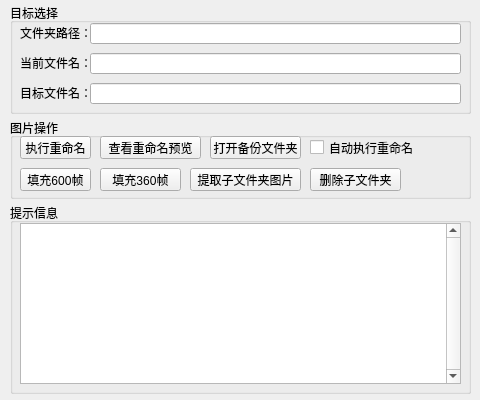
The window that FrameRenamer.ui (Junt62/FrameRenamer) describes before a commit, drawn with Qt 5.
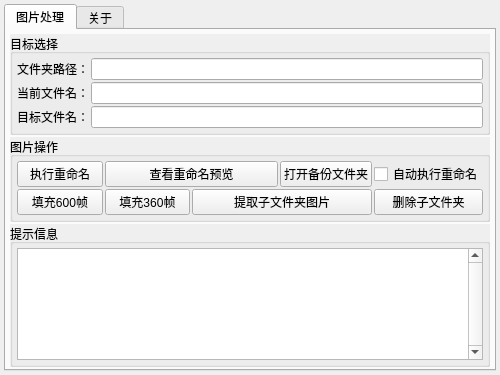
The same window after the commit. Icons and pictures are not drawn.

Commit message: Updated user interface.

What changed in the file:
```diff
--- a/FrameRenamer.ui
+++ b/FrameRenamer.ui
@@ -9,8 +9,8 @@
    <rect>
     <x>0</x>
     <y>0</y>
-    <width>480</width>
-    <height>400</height>
+    <width>500</width>
+    <height>375</height>
    </rect>
   </property>
   <property name="sizePolicy">
@@ -21,14 +21,14 @@
   </property>
   <property name="minimumSize">
    <size>
-    <width>480</width>
-    <height>400</height>
+    <width>500</width>
+    <height>375</height>
    </size>
   </property>
   <property name="maximumSize">
    <size>
-    <width>480</width>
-    <height>400</height>
+    <width>500</width>
+    <height>375</height>
    </size>
   </property>
   <property name="acceptDrops">
@@ -41,248 +41,225 @@
    <iconset resource="FrameRenamer.qrc">
     <normaloff>:/icon/icon.ico</normaloff>:/icon/icon.ico</iconset>
   </property>
+  <layout class="QGridLayout" name="gridLayout_2">
+   <property name="leftMargin">
+    <number>4</number>
+   </property>
+   <property name="topMargin">
+    <number>4</number>
+   </property>
+   <property name="rightMargin">
+    <number>4</number>
+   </property>
+   <property name="bottomMargin">
+    <number>4</number>
+   </property>
+   <property name="spacing">
+    <number>0</number>
+   </property>
+   <item row="0" column="0">
+    <widget class="QTabWidget" name="tabWidget">
+     <property name="currentIndex">
+      <number>0</number>
+     </property>
+     <widget class="QWidget" name="tab">
+      <attribute name="title">
+       <string>图片处理</string>
+      </attribute>
+      <layout class="QGridLayout" name="gridLayout_3">
+       <property name="leftMargin">
+        <number>4</number>
+       </property>
+       <property name="topMargin">
+        <number>4</number>
+       </property>
+       <property name="rightMargin">
+        <number>4</number>
+       </property>
+       <property name="bottomMargin">
+        <number>2</number>
+       </property>
+       <property name="spacing">
+        <number>2</number>
+       </property>
+       <item row="0" column="0">
   <widget class="QGroupBox" name="groupBox">
-   <property name="geometry">
-    <rect>
-     <x>10</x>
-     <y>3</y>
-     <width>461</width>
-     <height>111</height>
-    </rect>
+         <property name="autoFillBackground">
+          <bool>true</bool>
    </property>
    <property name="title">
     <string>目标选择</string>
    </property>
-   <widget class="QLineEdit" name="lineEdit_3">
-    <property name="geometry">
-     <rect>
-      <x>80</x>
-      <y>80</y>
-      <width>371</width>
-      <height>21</height>
-     </rect>
-    </property>
-    <property name="readOnly">
-     <bool>true</bool>
-    </property>
-   </widget>
-   <widget class="QLabel" name="label_3">
-    <property name="geometry">
-     <rect>
-      <x>10</x>
-      <y>82</y>
-      <width>71</width>
-      <height>16</height>
-     </rect>
-    </property>
-    <property name="text">
-     <string>目标文件名：</string>
-    </property>
-   </widget>
+         <layout class="QGridLayout" name="gridLayout">
+          <property name="leftMargin">
+           <number>4</number>
+          </property>
+          <property name="topMargin">
+           <number>4</number>
+          </property>
+          <property name="rightMargin">
+           <number>4</number>
+          </property>
+          <property name="bottomMargin">
+           <number>4</number>
+          </property>
+          <property name="spacing">
+           <number>2</number>
+          </property>
+          <item row="0" column="0">
    <widget class="QLabel" name="label">
-    <property name="geometry">
-     <rect>
-      <x>10</x>
-      <y>22</y>
-      <width>71</width>
-      <height>16</height>
-     </rect>
-    </property>
     <property name="text">
      <string>文件夹路径：</string>
     </property>
    </widget>
+          </item>
+          <item row="0" column="1">
+           <widget class="QLineEdit" name="lineEdit">
+            <property name="readOnly">
+             <bool>true</bool>
+            </property>
+           </widget>
+          </item>
+          <item row="1" column="0">
    <widget class="QLabel" name="label_2">
-    <property name="geometry">
-     <rect>
-      <x>10</x>
-      <y>52</y>
-      <width>71</width>
-      <height>16</height>
-     </rect>
-    </property>
     <property name="text">
      <string>当前文件名：</string>
     </property>
    </widget>
-   <widget class="QLineEdit" name="lineEdit">
-    <property name="geometry">
-     <rect>
-      <x>80</x>
-      <y>20</y>
-      <width>371</width>
-      <height>21</height>
-     </rect>
-    </property>
-    <property name="readOnly">
-     <bool>true</bool>
-    </property>
-   </widget>
+          </item>
+          <item row="1" column="1">
    <widget class="QLineEdit" name="lineEdit_2">
-    <property name="geometry">
-     <rect>
-      <x>80</x>
-      <y>50</y>
-      <width>371</width>
-      <height>21</height>
-     </rect>
-    </property>
     <property name="readOnly">
      <bool>true</bool>
     </property>
    </widget>
-   <widget class="QLabel" name="label_4">
-    <property name="geometry">
-     <rect>
-      <x>10</x>
-      <y>120</y>
-      <width>381</width>
-      <height>16</height>
-     </rect>
-    </property>
+          </item>
+          <item row="2" column="0">
+           <widget class="QLabel" name="label_3">
     <property name="text">
-     <string>提示信息：</string>
-    </property>
-   </widget>
-  </widget>
+             <string>目标文件名：</string>
+            </property>
+           </widget>
+          </item>
+          <item row="2" column="1">
+           <widget class="QLineEdit" name="lineEdit_3">
+            <property name="readOnly">
+             <bool>true</bool>
+            </property>
+           </widget>
+          </item>
+         </layout>
+        </widget>
+       </item>
+       <item row="1" column="0">
   <widget class="QGroupBox" name="groupBox_2">
-   <property name="geometry">
-    <rect>
-     <x>10</x>
-     <y>118</y>
-     <width>461</width>
-     <height>81</height>
-    </rect>
+         <property name="autoFillBackground">
+          <bool>true</bool>
    </property>
    <property name="title">
     <string>图片操作</string>
    </property>
-   <widget class="QCheckBox" name="checkBox">
-    <property name="geometry">
-     <rect>
-      <x>300</x>
-      <y>20</y>
-      <width>111</width>
-      <height>19</height>
-     </rect>
-    </property>
-    <property name="text">
-     <string>自动执行重命名</string>
-    </property>
-   </widget>
-   <widget class="QPushButton" name="pushButton_2">
-    <property name="geometry">
-     <rect>
-      <x>90</x>
-      <y>18</y>
-      <width>101</width>
-      <height>23</height>
-     </rect>
-    </property>
-    <property name="text">
-     <string>查看重命名预览</string>
-    </property>
-   </widget>
+         <layout class="QGridLayout" name="gridLayout_4">
+          <property name="leftMargin">
+           <number>4</number>
+          </property>
+          <property name="topMargin">
+           <number>4</number>
+          </property>
+          <property name="rightMargin">
+           <number>4</number>
+          </property>
+          <property name="bottomMargin">
+           <number>4</number>
+          </property>
+          <property name="spacing">
+           <number>2</number>
+          </property>
+          <item row="0" column="0">
    <widget class="QPushButton" name="pushButton">
-    <property name="geometry">
-     <rect>
-      <x>10</x>
-      <y>18</y>
-      <width>71</width>
-      <height>23</height>
-     </rect>
-    </property>
     <property name="text">
      <string>执行重命名</string>
     </property>
    </widget>
+          </item>
+          <item row="0" column="1" colspan="2">
+           <widget class="QPushButton" name="pushButton_2">
+            <property name="text">
+             <string>查看重命名预览</string>
+            </property>
+           </widget>
+          </item>
+          <item row="0" column="3">
    <widget class="QPushButton" name="pushButton_3">
-    <property name="geometry">
-     <rect>
-      <x>200</x>
-      <y>18</y>
-      <width>91</width>
-      <height>23</height>
-     </rect>
-    </property>
     <property name="text">
      <string>打开备份文件夹</string>
     </property>
    </widget>
+          </item>
+          <item row="0" column="4">
+           <widget class="QCheckBox" name="checkBox">
+            <property name="text">
+             <string>自动执行重命名</string>
+            </property>
+           </widget>
+          </item>
+          <item row="1" column="0">
    <widget class="QPushButton" name="pushButton_4">
-    <property name="geometry">
-     <rect>
-      <x>10</x>
-      <y>50</y>
-      <width>71</width>
-      <height>23</height>
-     </rect>
-    </property>
     <property name="text">
      <string>填充600帧</string>
     </property>
    </widget>
+          </item>
+          <item row="1" column="1">
    <widget class="QPushButton" name="pushButton_5">
-    <property name="geometry">
-     <rect>
-      <x>90</x>
-      <y>50</y>
-      <width>81</width>
-      <height>23</height>
-     </rect>
-    </property>
     <property name="text">
      <string>填充360帧</string>
     </property>
    </widget>
+          </item>
+          <item row="1" column="2" colspan="2">
    <widget class="QPushButton" name="pushButton_6">
-    <property name="geometry">
-     <rect>
-      <x>180</x>
-      <y>50</y>
-      <width>111</width>
-      <height>23</height>
-     </rect>
-    </property>
     <property name="text">
      <string>提取子文件夹图片</string>
     </property>
    </widget>
+          </item>
+          <item row="1" column="4">
    <widget class="QPushButton" name="pushButton_7">
-    <property name="geometry">
-     <rect>
-      <x>300</x>
-      <y>50</y>
-      <width>91</width>
-      <height>23</height>
-     </rect>
-    </property>
     <property name="text">
      <string>删除子文件夹</string>
     </property>
    </widget>
-  </widget>
+          </item>
+         </layout>
+        </widget>
+       </item>
+       <item row="2" column="0">
   <widget class="QGroupBox" name="groupBox_3">
-   <property name="geometry">
-    <rect>
-     <x>10</x>
-     <y>203</y>
-     <width>461</width>
-     <height>191</height>
-    </rect>
+         <property name="autoFillBackground">
+          <bool>true</bool>
    </property>
    <property name="title">
     <string>提示信息</string>
    </property>
+         <layout class="QGridLayout" name="gridLayout_5">
+          <property name="leftMargin">
+           <number>4</number>
+          </property>
+          <property name="topMargin">
+           <number>4</number>
+          </property>
+          <property name="rightMargin">
+           <number>4</number>
+          </property>
+          <property name="bottomMargin">
+           <number>4</number>
+          </property>
+          <property name="spacing">
+           <number>0</number>
+          </property>
+          <item row="0" column="0">
    <widget class="QTextEdit" name="textEdit">
-    <property name="geometry">
-     <rect>
-      <x>10</x>
-      <y>20</y>
-      <width>441</width>
-      <height>161</height>
-     </rect>
-    </property>
     <property name="verticalScrollBarPolicy">
      <enum>Qt::ScrollBarPolicy::ScrollBarAlwaysOn</enum>
     </property>
@@ -293,7 +270,20 @@
      <bool>true</bool>
     </property>
    </widget>
-  </widget>
+          </item>
+         </layout>
+        </widget>
+       </item>
+      </layout>
+     </widget>
+     <widget class="QWidget" name="tab_2">
+      <attribute name="title">
+       <string>关于</string>
+      </attribute>
+     </widget>
+    </widget>
+   </item>
+  </layout>
  </widget>
  <resources>
   <include location="FrameRenamer.qrc"/>
```
Lines whose indentation alone changed are shown as unchanged. The commit also changes 3 other files.
